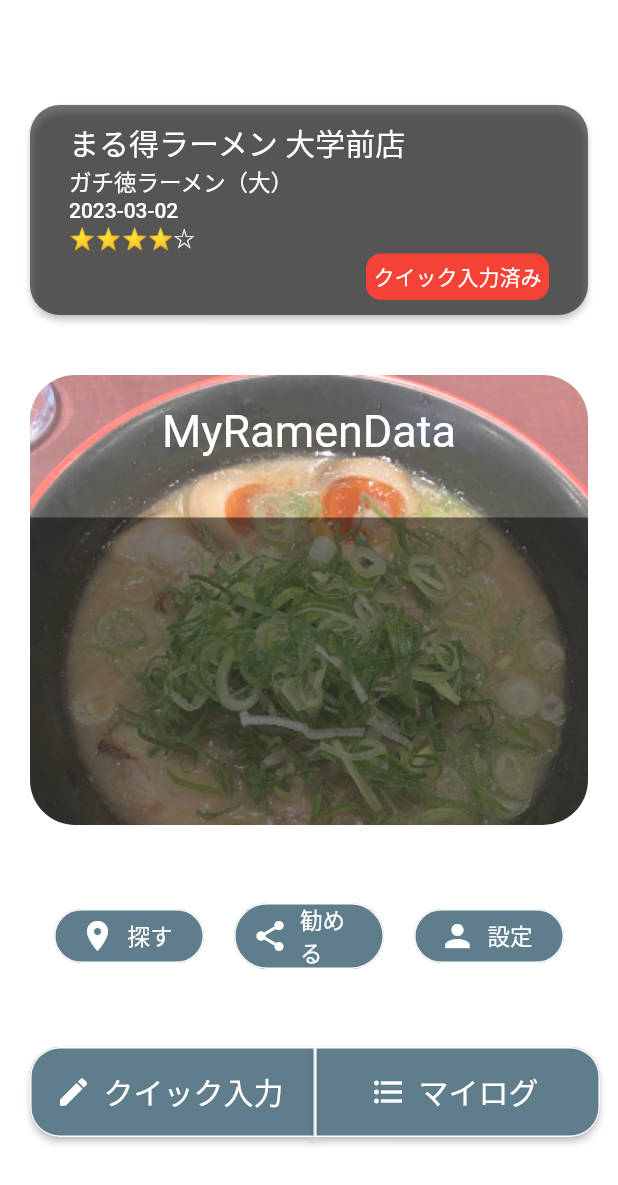
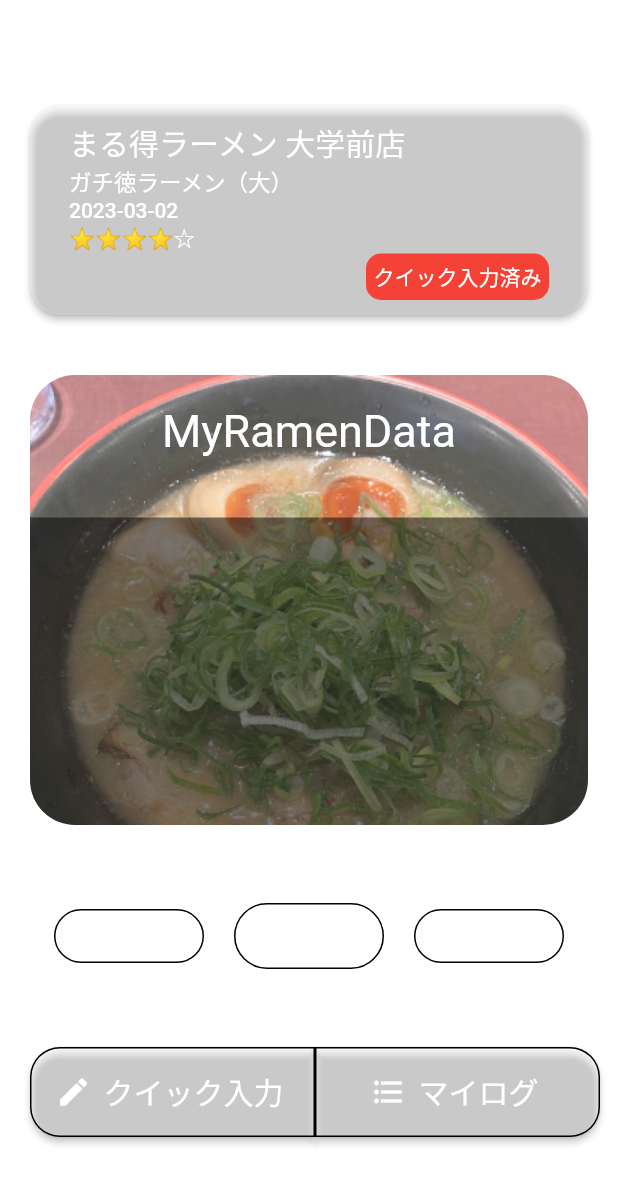
Before and after one commit to kutsu-4ta/RamenLog, a Flutter app: the screen it shows after launch, on a phone screen of 412 x 824 dp. Shown: the top 1185 px of the screen. Run offline on Flutter 3.47's test engine with Material 2 defaults, Android fonts, the phone set to English and light mode, and no system bars.

Commit message:
feature:ホーム_大まかなUI_実装

```diff
--- a/lib/Component/HomeTopArea.dart
+++ b/lib/Component/HomeTopArea.dart
@@ -10,7 +10,7 @@ class HomeTopArea extends StatelessWidget {
   Widget build(BuildContext context) {
     return ElevatedButton(
       style: ElevatedButton.styleFrom(
-          primary: Colors.black54,
+          primary: Colors.white24,
           onPrimary: Colors.white,
           fixedSize: Size.fromWidth(350),
           shape:
--- a/lib/View/HomePage.dart
+++ b/lib/View/HomePage.dart
@@ -49,7 +49,7 @@ class _HomePageState extends State<HomePage> {
       //   backgroundColor: Colors.black12,
       //   elevation: 0,
       // ),
-      backgroundColor: Colors.white54,
+      backgroundColor: Colors.white10,
       body: Center(
         child: Container(
 
@@ -88,11 +88,11 @@ class _HomePageState extends State<HomePage> {
                           width: 100,
                           child: ElevatedButton.icon(
                             style: ElevatedButton.styleFrom(
-                                primary: Colors.primaries.last,
+                                primary: Colors.white24,
                                 onPrimary: Colors.white,
                                 fixedSize: Size.fromWidth(350),
                                 side: BorderSide(
-                                  color: Colors.white,
+                                  // color: Colors.white,
                                 ),
                                 elevation: 0,
                                 shape: RoundedRectangleBorder(
@@ -104,7 +104,7 @@ class _HomePageState extends State<HomePage> {
                             label: Text('探す',
                                 style: TextStyle(
                                   fontSize: 15,
-                                  color: Colors.white,
+                                  // color: Colors.white,
                                 )),
                           ),
                         ),
@@ -113,11 +113,11 @@ class _HomePageState extends State<HomePage> {
                           width: 100,
                           child: ElevatedButton.icon(
                             style: ElevatedButton.styleFrom(
-                                primary: Colors.primaries.last,
+                                primary: Colors.white24,
                                 onPrimary: Colors.white,
                                 fixedSize: Size.fromWidth(350),
                                 side: BorderSide(
-                                  color: Colors.white,
+                                  // color: Colors.white,
                                 ),
                                 elevation: 0,
                                 shape: RoundedRectangleBorder(
@@ -139,11 +139,11 @@ class _HomePageState extends State<HomePage> {
                           width: 100,
                           child: ElevatedButton.icon(
                             style: ElevatedButton.styleFrom(
-                                primary: Colors.primaries.last,
+                                primary: Colors.white24,
                                 onPrimary: Colors.white,
                                 fixedSize: Size.fromWidth(350),
                                 side: BorderSide(
-                                  color: Colors.white,
+                                  // color: Colors.white,
                                 ),
                                 elevation: 0,
                                 shape: RoundedRectangleBorder(
@@ -177,11 +177,11 @@ class _HomePageState extends State<HomePage> {
                             height: 60,
                             child: ElevatedButton.icon(
                               style: ElevatedButton.styleFrom(
-                                  primary: Colors.primaries.last,
+                                  primary: Colors.white24,
                                   onPrimary: Colors.white,
                                   fixedSize: Size.fromWidth(350),
                                   side: BorderSide(
-                                    color: Colors.white,
+                                    // color: Colors.white,
                                   ),
                                   shape: RoundedRectangleBorder(
                                     borderRadius: BorderRadius.only(
@@ -205,11 +205,11 @@ class _HomePageState extends State<HomePage> {
                             height: 60,
                             child: ElevatedButton.icon(
                               style: ElevatedButton.styleFrom(
-                                primary: Colors.primaries.last,
+                                primary: Colors.white24,
                                 onPrimary: Colors.white,
                                 fixedSize: Size.fromWidth(350),
                                 side: BorderSide(
-                                  color: Colors.white,
+                                  // color: Colors.white,
                                 ),
                                 shape: RoundedRectangleBorder(
                                   borderRadius: BorderRadius.only(
@@ -223,7 +223,7 @@ class _HomePageState extends State<HomePage> {
                               label: Text('マイログ',
                                   style: TextStyle(
                                     fontSize: 20,
-                                    color: Colors.white,
+                                    // color: Colors.white,
                                   )
                               ),
                             ),
```
